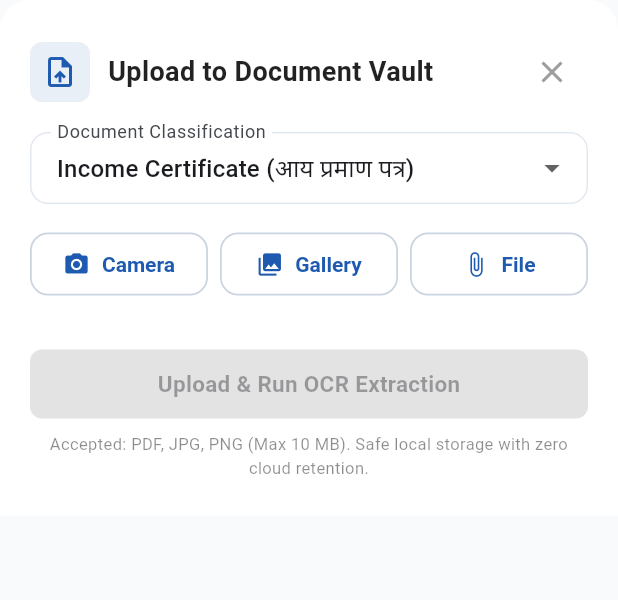
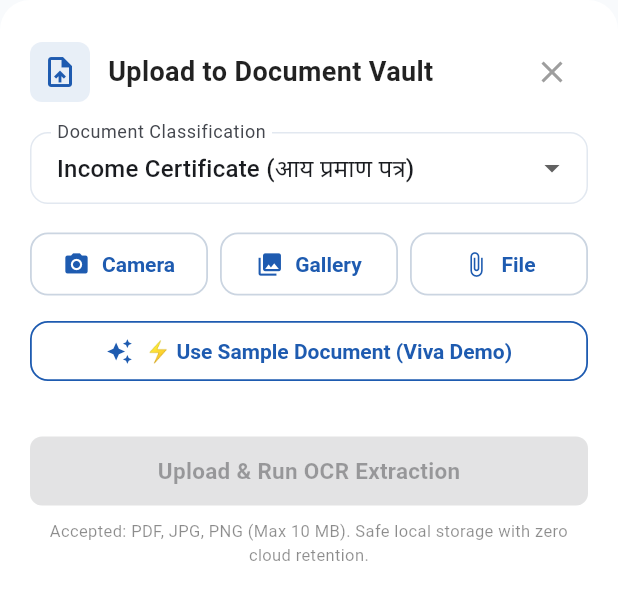
Before and after one commit to ravijeetsinhjadav-blip/Janmitra, a Flutter app: the UploadDocumentDialog widget shown alone on an empty page, opened directly, on a phone screen of 412 x 824 dp. Shown: the top 600 px of the screen. Run offline on Flutter 3.47's test engine with Material 3 defaults, Android fonts, the phone set to English and light mode, and no system bars; our stand-ins replace file_picker, flutter_secure_storage, image_picker; missing offline and left inert: dart:html, razorpay_flutter; accounts and stored records are empty; network calls fail.

Commit message:
feat(vault): add viva demo sample document shortcut in upload dialog

```diff
--- a/mobile_app/lib/features/documents/presentation/widgets/upload_document_dialog.dart
+++ b/mobile_app/lib/features/documents/presentation/widgets/upload_document_dialog.dart
@@ -131,12 +131,37 @@ class _UploadDocumentDialogState extends State<UploadDocumentDialog> {
           });
         } else {
           setState(() => _errorMessage =
-              'Could not read file bytes. Please try another file.');
+              'Could not read file bytes. Please try another file or use the Viva Demo sample document.');
         }
       }
     } catch (e) {
       setState(() => _errorMessage = 'Failed to select file: $e');
     }
+  }
+
+  void _loadSampleDocument() {
+    setState(() => _errorMessage = null);
+    // Standard valid PDF header & structure conforming to magic bytes validation (%PDF-1.4)
+    const samplePdfString = "%PDF-1.4\n"
+        "1 0 obj\n<< /Type /Catalog /Pages 2 0 R >>\nendobj\n"
+        "2 0 obj\n<< /Type /Pages /Kids [3 0 R] /Count 1 >>\nendobj\n"
+        "3 0 obj\n<< /Type /Page /Parent 2 0 R /MediaBox [0 0 612 792] >>\nendobj\n"
+        "trailer\n<< /Root 1 0 R >>\n%%EOF";
+    final bytes = Uint8List.fromList(samplePdfString.codeUnits);
+    final extMap = {
+      'income_certificate': 'income_certificate_sample.pdf',
+      'caste_certificate': 'caste_certificate_sample.pdf',
+      'domicile_certificate': 'domicile_certificate_sample.pdf',
+      'ration_card': 'ration_card_sample.pdf',
+      'voter_id': 'voter_id_sample.pdf',
+      'land_record': 'land_record_sample.pdf',
+      'bank_passbook': 'bank_passbook_sample.pdf',
+    };
+    final name = extMap[_selectedType] ?? 'official_document_sample.pdf';
+    setState(() {
+      _fileBytes = bytes;
+      _fileName = name;
+    });
   }
 
   Future<void> _handleUpload() async {
@@ -283,6 +308,18 @@ class _UploadDocumentDialogState extends State<UploadDocumentDialog> {
               ),
             ],
           ),
+          const SizedBox(height: 10),
+          OutlinedButton.icon(
+            icon: const Icon(Icons.auto_awesome,
+                color: AppTheme.primaryBlue, size: 18),
+            label: const Text('⚡ Use Sample Document (Viva Demo)'),
+            style: OutlinedButton.styleFrom(
+              foregroundColor: AppTheme.primaryBlue,
+              side: const BorderSide(color: AppTheme.primaryBlue, width: 1.2),
+              padding: const EdgeInsets.symmetric(vertical: 10),
+            ),
+            onPressed: _isUploading ? null : _loadSampleDocument,
+          ),
           const SizedBox(height: 14),
           // Selected File Indicator
           if (_fileName != null)
```
